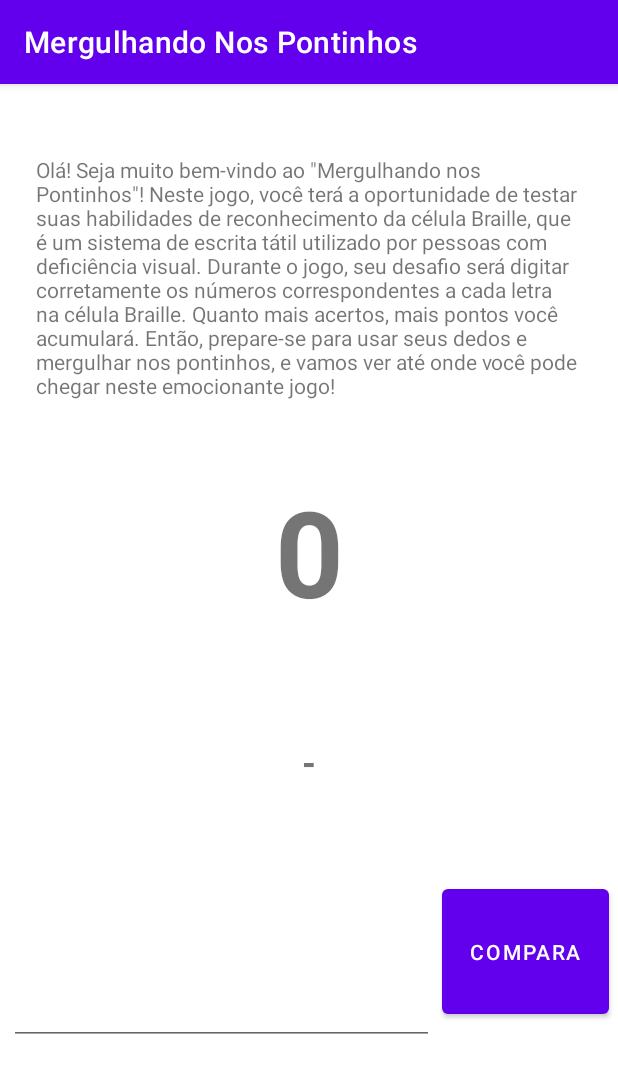
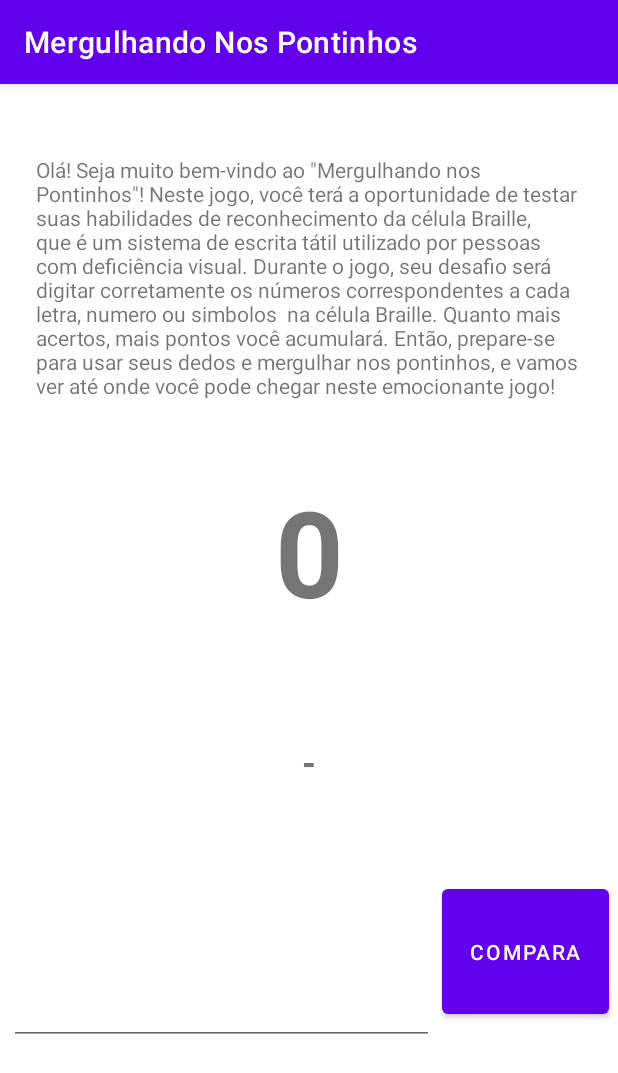
Before and after one commit to rbeninca/mergunlhadoNosPontinhos, an Android app: the screen it shows after launch (MainActivity), on a phone screen of 412 x 824 dp. Shown: the top 1073 px of the screen. Run offline under Robolectric (Android 15) with nearby library versions, the phone set to English and light mode, and no system bars.

Commit message:
Merge remote-tracking branch 'origin/master'
# Conflicts:
#	app/src/main/java/br/com/rbeninca/mergulhandonospontinhos/MainActivity.java

```diff
--- a/app/src/main/res/layout/activity_main.xml
+++ b/app/src/main/res/layout/activity_main.xml
@@ -23,7 +23,7 @@
         android:layout_height="wrap_content"
         android:layout_marginStart="24dp"
         android:layout_marginEnd="24dp"
-        android:text="Olá! Seja muito bem-vindo ao &quot;Mergulhando nos Pontinhos&quot;! Neste jogo, você terá a oportunidade de testar suas habilidades de reconhecimento da célula Braille, que é um sistema de escrita tátil utilizado por pessoas com deficiência visual. Durante o jogo, seu desafio será digitar corretamente os números correspondentes a cada letra na célula Braille. Quanto mais acertos, mais pontos você acumulará. Então, prepare-se para usar seus dedos e mergulhar nos pontinhos, e vamos ver até onde você pode chegar neste emocionante jogo!"
+        android:text="Olá! Seja muito bem-vindo ao &quot;Mergulhando nos Pontinhos&quot;! Neste jogo, você terá a oportunidade de testar suas habilidades de reconhecimento da célula Braille, que é um sistema de escrita tátil utilizado por pessoas com deficiência visual. Durante o jogo, seu desafio será digitar corretamente os números correspondentes a cada letra, numero ou simbolos  na célula Braille. Quanto mais acertos, mais pontos você acumulará. Então, prepare-se para usar seus dedos e mergulhar nos pontinhos, e vamos ver até onde você pode chegar neste emocionante jogo!"
         android:textIsSelectable="true"
         app:layout_constraintBottom_toTopOf="@+id/textViewPergunta"
         app:layout_constraintEnd_toEndOf="parent"
```
